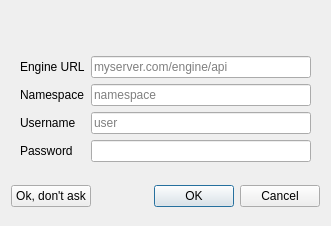
First picture: the form in src/engine/enginestartdialog.ui, repository GAMS-dev/studio, before the edit.
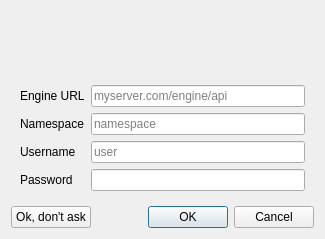
Second picture: the form after the edit. Icons and pictures are not drawn.

Commit message: updated OpenApi and prepared version request

The edit to the form file:
```diff
--- a/src/engine/enginestartdialog.ui
+++ b/src/engine/enginestartdialog.ui
@@ -9,8 +9,8 @@
    <rect>
     <x>0</x>
     <y>0</y>
-    <width>331</width>
-    <height>226</height>
+    <width>325</width>
+    <height>239</height>
    </rect>
   </property>
   <property name="sizePolicy">
@@ -31,7 +31,7 @@
        <height>0</height>
       </size>
      </property>
-     <layout class="QHBoxLayout" name="horizontalLayout" stretch="1,0,1">
+     <layout class="QVBoxLayout" name="verticalLayout_2" stretch="0,0">
       <property name="spacing">
        <number>0</number>
       </property>
@@ -68,20 +68,20 @@
         <property name="pixmap">
          <pixmap resource="../../icons/icons.qrc">:/img/engine</pixmap>
         </property>
+        <property name="alignment">
+         <set>Qt::AlignCenter</set>
+        </property>
        </widget>
       </item>
       <item>
-       <spacer name="horizontalSpacer_2">
-        <property name="orientation">
-         <enum>Qt::Horizontal</enum>
+       <widget class="QLabel" name="laEngineVersion">
+        <property name="text">
+         <string/>
         </property>
-        <property name="sizeHint" stdset="0">
-         <size>
-          <width>40</width>
-          <height>20</height>
-         </size>
+        <property name="alignment">
+         <set>Qt::AlignRight|Qt::AlignTrailing|Qt::AlignVCenter</set>
         </property>
-       </spacer>
+       </widget>
       </item>
      </layout>
     </widget>
@@ -156,6 +156,12 @@
    </item>
    <item>
     <widget class="QWidget" name="widget_3" native="true">
+     <property name="sizePolicy">
+      <sizepolicy hsizetype="Preferred" vsizetype="Fixed">
+       <horstretch>0</horstretch>
+       <verstretch>0</verstretch>
+      </sizepolicy>
+     </property>
      <layout class="QHBoxLayout" name="horizontalLayout_2">
       <property name="leftMargin">
        <number>0</number>
@@ -181,6 +187,12 @@
       </item>
       <item>
        <widget class="QDialogButtonBox" name="buttonBox">
+        <property name="sizePolicy">
+         <sizepolicy hsizetype="MinimumExpanding" vsizetype="Fixed">
+          <horstretch>0</horstretch>
+          <verstretch>0</verstretch>
+         </sizepolicy>
+        </property>
         <property name="orientation">
          <enum>Qt::Horizontal</enum>
         </property>
```
Left out of the diff: 15 changed lines with no effect on the pictures. The commit also changes 10 other files.
